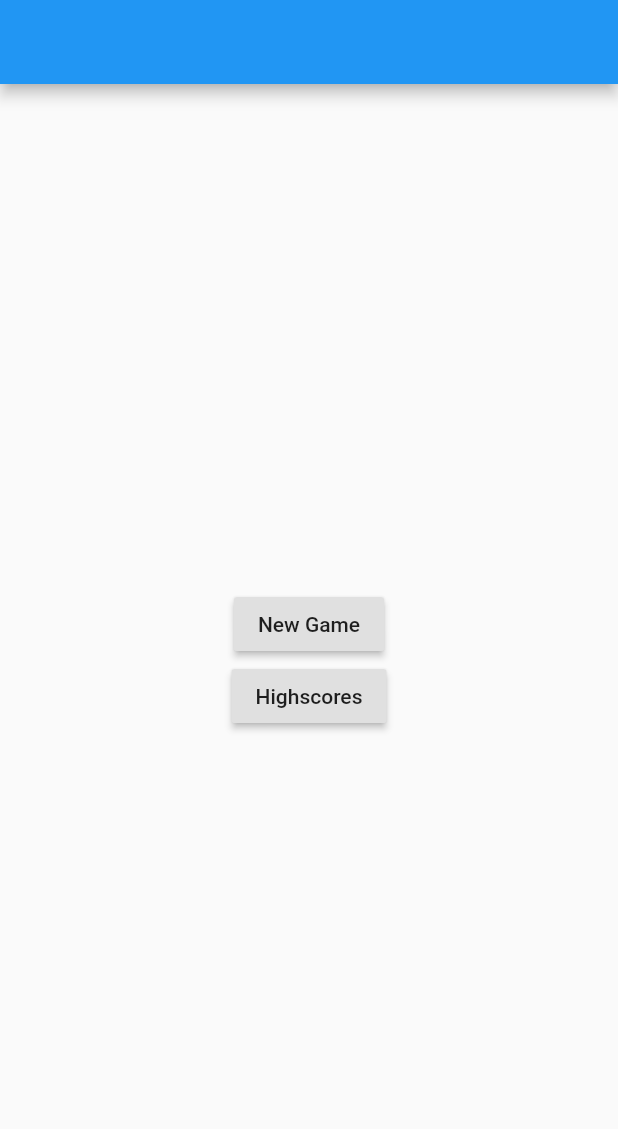
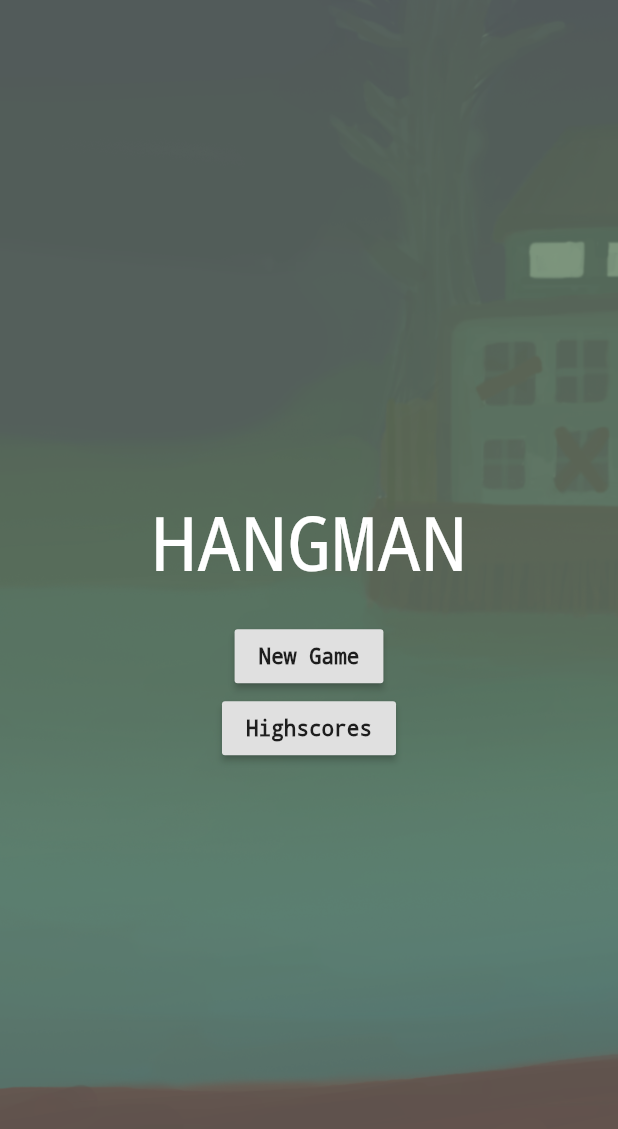
Before and after one commit to marclester-tang/hangman, a Flutter app: the screen it shows after launch, on a phone screen of 412 x 824 dp. Shown: the top 1129 px of the screen. Run offline on Flutter 3.47's test engine with Material 2 defaults, Android fonts, the phone set to English and light mode, and no system bars; our stand-ins replace cloud_firestore, flare_flutter, material_design_icons_flutter, rxdart; missing offline and left inert: flare_dart, random_words; accounts and stored records are empty.

Commit message:
Update Home Screen, general UI

```diff
--- a/lib/screen/home.dart
+++ b/lib/screen/home.dart
@@ -1,7 +1,6 @@
 import 'package:flutter/material.dart';
 import 'package:hangman/screen/main_game.dart';
 import 'package:hangman/screen/leaderboard.dart';
-import 'package:hangman/widgets/keyboard.dart';
 
 class Home extends StatefulWidget {
   Home({Key key}) : super(key: key);
@@ -27,33 +26,57 @@ class _HomeState extends State<Home> {
 
   @override
   Widget build(BuildContext context) {
-    int _counter = 0;
-
-    void _incrementCounter() {
-      setState(() {
-        _counter++;
-      });
-    }
-
     return Scaffold(
-      appBar: AppBar(),
-      body: Center(
+      body: Container(
+        decoration: BoxDecoration(
+          image: DecorationImage(
+            colorFilter: ColorFilter.mode(
+                Colors.white.withOpacity(0.7), BlendMode.dstATop),
+            image: AssetImage("assets/images/background.png"),
+            fit: BoxFit.cover,
+          ),
+        ),
+        child: Center(
           child: Column(
             mainAxisAlignment: MainAxisAlignment.center,
             children: <Widget>[
+              Padding(
+                padding: EdgeInsets.all(20),
+                child: Text(
+                  "HANGMAN",
+                  style: TextStyle(
+                    color: Colors.white,
+                    fontSize: 50,
+                    fontFamily: 'Courier',
+                  ),
+                ),
+              ),
               RaisedButton(
                 onPressed: () {
                   Navigator.of(context).pushNamed(MainGame.routeName);
                 },
-              child: Text('New Game'),
+                child: Text(
+                  'New Game',
+                  style: TextStyle(
+                    fontFamily: 'Courier',
+                    fontWeight: FontWeight.bold,
+                  ),
+                ),
               ),
               RaisedButton(
                 onPressed: () {
                   Navigator.of(context).pushNamed(Leaderboard.routeName);
                 },
-              child: Text('Highscores'),
+                child: Text(
+                  'Highscores',
+                  style: TextStyle(
+                    fontFamily: 'Courier',
+                    fontWeight: FontWeight.bold,
+                  ),
+                ),
               ),
             ],
+          ),
         ),
       ),
     );
```
Also changed, not shown: lib/screen/main_game.dart (+8 -11 lines), lib/widgets/letter_widget.dart (+6 -1 lines). Lines whose indentation alone changed are shown as unchanged.
